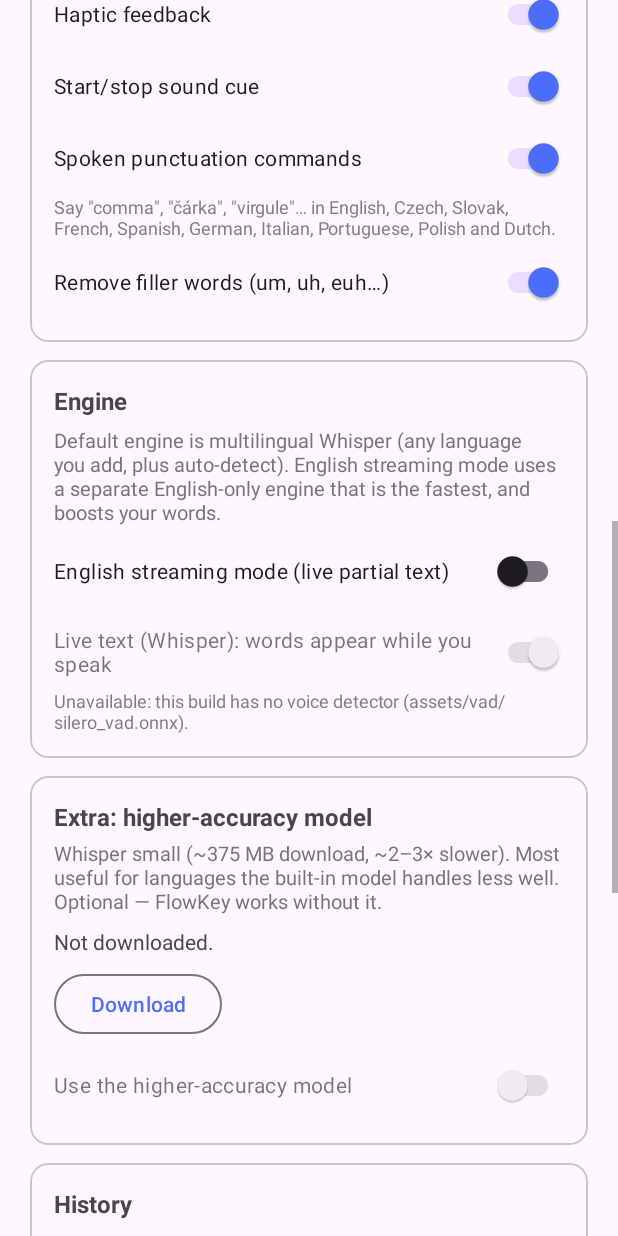
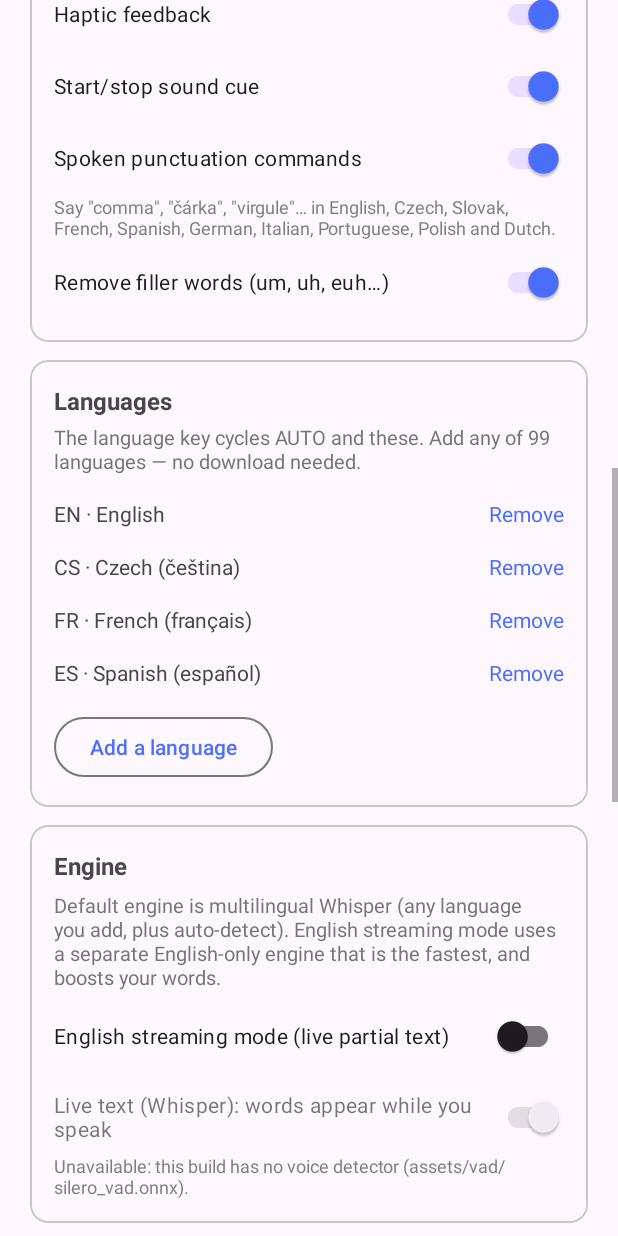
Before and after one commit to stepan4002/flow-clone, an Android app: the screen it shows after launch (SetupActivity), scrolled down 1153 dp, on a phone screen of 412 x 824 dp. Run offline under Robolectric (Android 15) with nearby library versions, the phone set to English and light mode, and no system bars; libraries missing offline, so code that uses them is left out: com.k2fsa.sherpa.

Commit message:
feat(android): Languages section in Setup to add or remove languages
Any of Whisper's 99 languages can be added to the language key in two taps,
no download needed; removing the active one falls back to auto-detect.

Co-Authored-By: Claude Opus 5.5 <noreply@anthropic.com>

```diff
--- a/android/app/src/main/java/com/flowkey/ime/SetupActivity.kt
+++ b/android/app/src/main/java/com/flowkey/ime/SetupActivity.kt
@@ -61,6 +61,7 @@ class SetupActivity : AppCompatActivity() {
         setupSettings()
         setupUserLists()
         setupDownload()
+        binding.buttonAddLanguage.setOnClickListener { showAddLanguage() }
 
         lifecycleScope.launch {
             repeatOnLifecycle(Lifecycle.State.STARTED) {
@@ -91,6 +92,8 @@ class SetupActivity : AppCompatActivity() {
         }
         refreshStatuses()
         renderLists()
+        renderLanguages()
+        rebuildLanguageSpinner() // the keyboard's language key may have changed it
         renderDownload(ModelDownloader.state.value)
     }
 
@@ -386,6 +389,63 @@ class SetupActivity : AppCompatActivity() {
 
     // ----------------------------------------------------- dictionary lists
 
+    // ------------------------------------------------------------- languages
+
+    private fun renderLanguages() {
+        val container = binding.listLanguages
+        container.removeAllViews()
+        val codes = Prefs.getEnabledLanguages(this).filter { it != Languages.AUTO }
+        for (code in codes) {
+            val row = LinearLayout(this).apply {
+                orientation = LinearLayout.HORIZONTAL
+                gravity = Gravity.CENTER_VERTICAL
+                setPadding(0, dp(4), 0, dp(4))
+            }
+            row.addView(TextView(this).apply {
+                text = getString(R.string.setup_language_row, code.uppercase(), Languages.displayName(code))
+                layoutParams = LinearLayout.LayoutParams(0, LinearLayout.LayoutParams.WRAP_CONTENT, 1f)
+            })
+            row.addView(TextView(this).apply {
+                text = getString(R.string.setup_list_remove)
+                setTextColor(ContextCompat.getColor(this@SetupActivity, R.color.flowkey_accent))
+                setPadding(dp(12), dp(4), 0, dp(4))
+                setOnClickListener {
+                    if (Prefs.removeLanguage(this@SetupActivity, code)) {
+                        RecognizerManager.applyLanguage(this@SetupActivity)
+                        rebuildLanguageSpinner()
+                        renderLanguages()
+                    } else {
+                        Toast.makeText(this@SetupActivity, R.string.setup_languages_keep_one, Toast.LENGTH_SHORT).show()
+                    }
+                }
+            })
+            container.addView(row)
+        }
+    }
+
+    private fun showAddLanguage() {
+        val enabled = Prefs.getEnabledLanguages(this).toSet()
+        val choices = Languages.WHISPER_CODES.filter { it !in enabled }
+            .sortedBy { Languages.displayName(it) }
+        val labels = choices.map { Languages.displayName(it) }.toTypedArray()
+        AlertDialog.Builder(this)
+            .setTitle(R.string.setup_languages_pick)
+            .setItems(labels) { _, which ->
+                val code = choices[which]
+                if (Prefs.addLanguage(this, code)) {
+                    rebuildLanguageSpinner()
+                    renderLanguages()
+                    Toast.makeText(
+                        this,
+                        getString(R.string.setup_languages_added, Languages.displayName(code)),
+                        Toast.LENGTH_LONG,
+                    ).show()
+                }
+            }
+            .setNegativeButton(android.R.string.cancel, null)
+            .show()
+    }
+
     private fun renderLists() {
         renderList(binding.listDictionary, UserData.getDictionary(this)) { index ->
             UserData.removeDictionary(this, index)
--- a/android/app/src/main/res/layout/activity_setup.xml
+++ b/android/app/src/main/res/layout/activity_setup.xml
@@ -279,6 +279,50 @@
                     android:layout_width="match_parent"
                     android:layout_height="wrap_content"
                     android:text="@string/setup_fillers_switch" />
+            </LinearLayout>
+        </com.google.android.material.card.MaterialCardView>
+
+        <!-- Languages -->
+        <com.google.android.material.card.MaterialCardView
+            android:layout_width="match_parent"
+            android:layout_height="wrap_content"
+            android:layout_marginTop="12dp">
+
+            <LinearLayout
+                android:layout_width="match_parent"
+                android:layout_height="wrap_content"
+                android:orientation="vertical"
+                android:padding="16dp">
+
+                <TextView
+                    android:layout_width="wrap_content"
+                    android:layout_height="wrap_content"
+                    android:text="@string/setup_languages_title"
+                    android:textSize="16sp"
+                    android:textStyle="bold" />
+
+                <TextView
+                    android:layout_width="match_parent"
+                    android:layout_height="wrap_content"
+                    android:layout_marginTop="4dp"
+                    android:alpha="0.75"
+                    android:text="@string/setup_languages_desc"
+                    android:textSize="13sp" />
+
+                <LinearLayout
+                    android:id="@+id/listLanguages"
+                    android:layout_width="match_parent"
+                    android:layout_height="wrap_content"
+                    android:layout_marginTop="8dp"
+                    android:orientation="vertical" />
+
+                <com.google.android.material.button.MaterialButton
+                    android:id="@+id/buttonAddLanguage"
+                    style="@style/Widget.Material3.Button.OutlinedButton"
+                    android:layout_width="wrap_content"
+                    android:layout_height="wrap_content"
+                    android:layout_marginTop="8dp"
+                    android:text="@string/setup_languages_add" />
             </LinearLayout>
         </com.google.android.material.card.MaterialCardView>
 
--- a/android/app/src/main/res/values/strings.xml
+++ b/android/app/src/main/res/values/strings.xml
@@ -78,6 +78,13 @@
 
     <string name="hotwords_crash_title">Word boosting turned off</string>
     <string name="hotwords_crash_message">The English streaming engine crashed while loading your words, so it now runs without them. Streaming itself stays on. Edit your words to try again.</string>
+    <string name="setup_languages_title">Languages</string>
+    <string name="setup_language_row">%1$s  ·  %2$s</string>
+    <string name="setup_languages_desc">The language key cycles AUTO and these. Add any of 99 languages — no download needed.</string>
+    <string name="setup_languages_add">Add a language</string>
+    <string name="setup_languages_pick">Add a language</string>
+    <string name="setup_languages_added">Added %1$s — tap the language key to switch to it.</string>
+    <string name="setup_languages_keep_one">Keep at least one language.</string>
     <string name="setup_dl_title">Extra: higher-accuracy model</string>
     <string name="setup_dl_desc">Whisper small (~375 MB download, ~2–3× slower). Most useful for languages the built-in model handles less well. Optional — FlowKey works without it.</string>
     <string name="setup_dl_download">Download</string>
```
